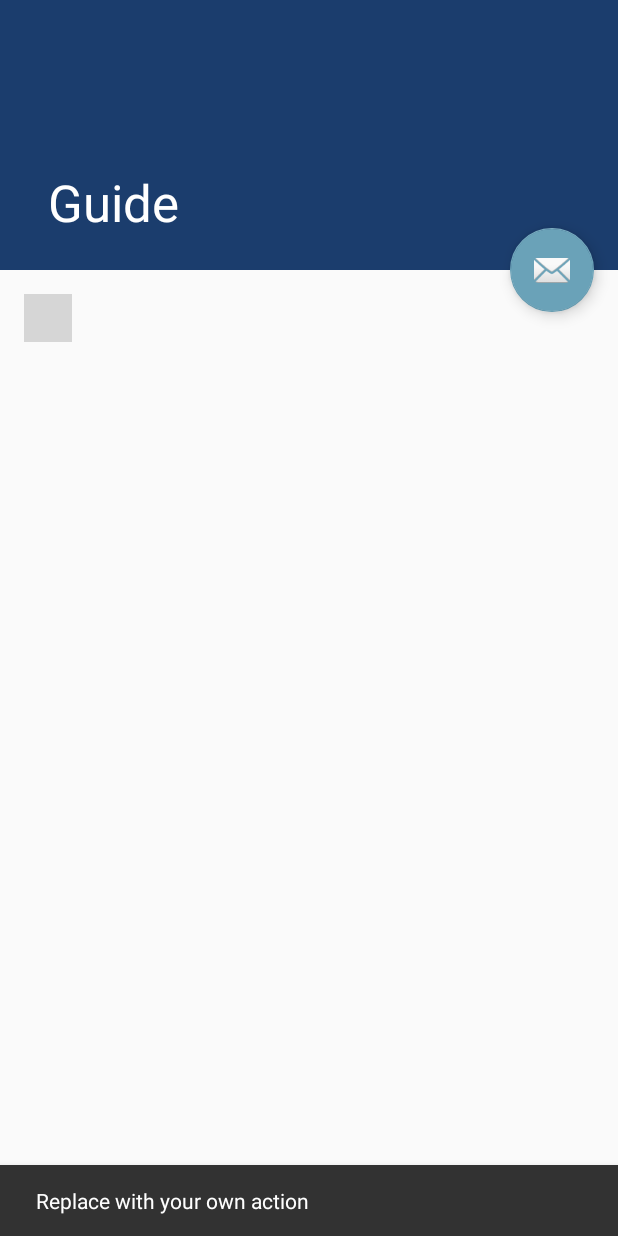
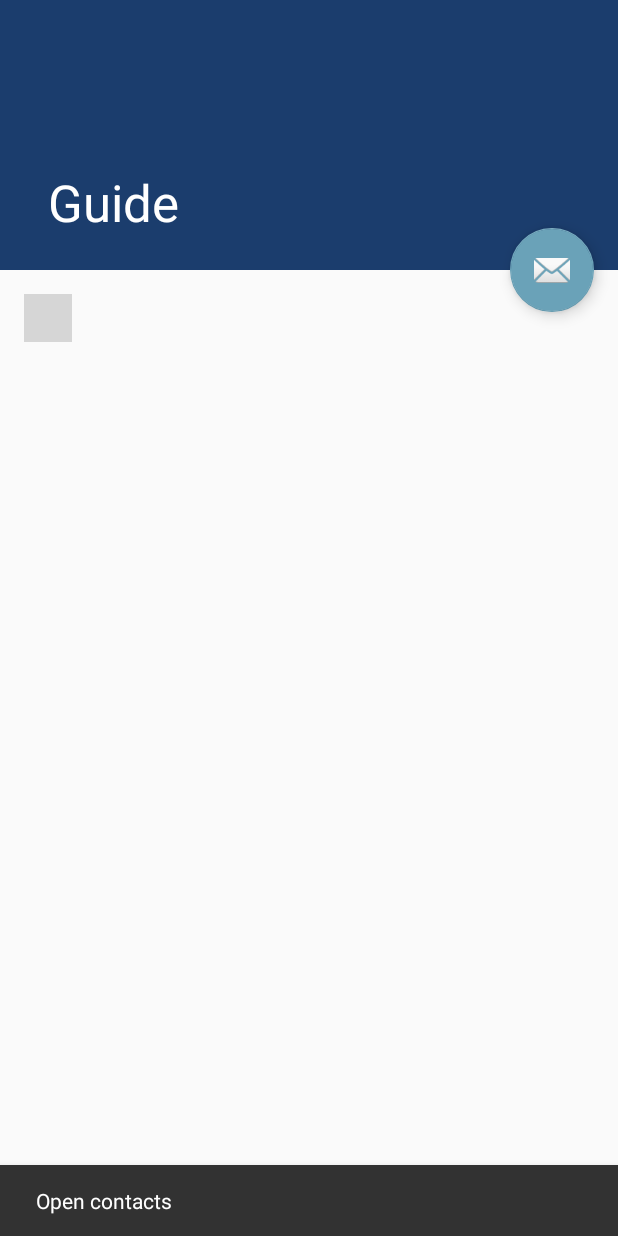
Before and after one commit to AnthonySkoury/SensorGraphX, an Android app: the Guide screen opened directly, with no data from a screen before it, after a tap on an icon or button, on a phone screen of 412 x 824 dp. Run offline under Robolectric (Android 15) with nearby library versions, the phone set to English and light mode, and no system bars; libraries missing offline, so code that uses them is left out: us.feras.mdv; plain views replace MarkdownView; network calls fail; 2 statements that could not run were skipped; grey boxes are pictures that could not be loaded.

Commit message:
added more javadoc

```diff
--- a/app/src/main/java/com/example/sensorapp/ExtraGraphs.java
+++ b/app/src/main/java/com/example/sensorapp/ExtraGraphs.java
@@ -5,7 +5,9 @@ import android.support.v7.app.AppCompatActivity;
 import android.view.View;
 
 
-
+/**
+ * Extra page for graphs (currently not used)
+ */
 public class ExtraGraphs extends AppCompatActivity {
 
     @Override
--- a/app/src/main/java/com/example/sensorapp/Guide.java
+++ b/app/src/main/java/com/example/sensorapp/Guide.java
@@ -11,8 +11,15 @@ import us.feras.mdv.MarkdownView;
 import android.view.Window;
 
 
+/**
+ * Displays markdown file README
+ */
 public class Guide extends AppCompatActivity {
 
+    /**
+     * Creates object and opens file to display
+     * @param savedInstanceState
+     */
     @Override
     protected void onCreate(Bundle savedInstanceState) {
         super.onCreate(savedInstanceState);
@@ -28,7 +35,7 @@ public class Guide extends AppCompatActivity {
         fab.setOnClickListener(new View.OnClickListener() {
             @Override
             public void onClick(View view) {
-                Snackbar.make(view, "Replace with your own action", Snackbar.LENGTH_LONG)
+                Snackbar.make(view, "Open contacts", Snackbar.LENGTH_LONG)
                         .setAction("Action", null).show();
             }
         });
```
Also changed, not shown: app/src/main/java/com/example/sensorapp/About.java (+11 -0 lines), app/src/main/java/com/example/sensorapp/AccelerometerDisplay.java (+18 -0 lines), app/src/main/java/com/example/sensorapp/AltimeterDisplay.java (+18 -0 lines), app/src/main/java/com/example/sensorapp/GyroDisplay.java (+18 -3 lines), app/src/main/java/com/example/sensorapp/MainActivity.java (+5 -5 lines), app/src/main/java/com/example/sensorapp/PositionDisplay.java (+22 -1 lines), app/src/main/java/com/example/sensorapp/Timer.java (+17 -2 lines).
